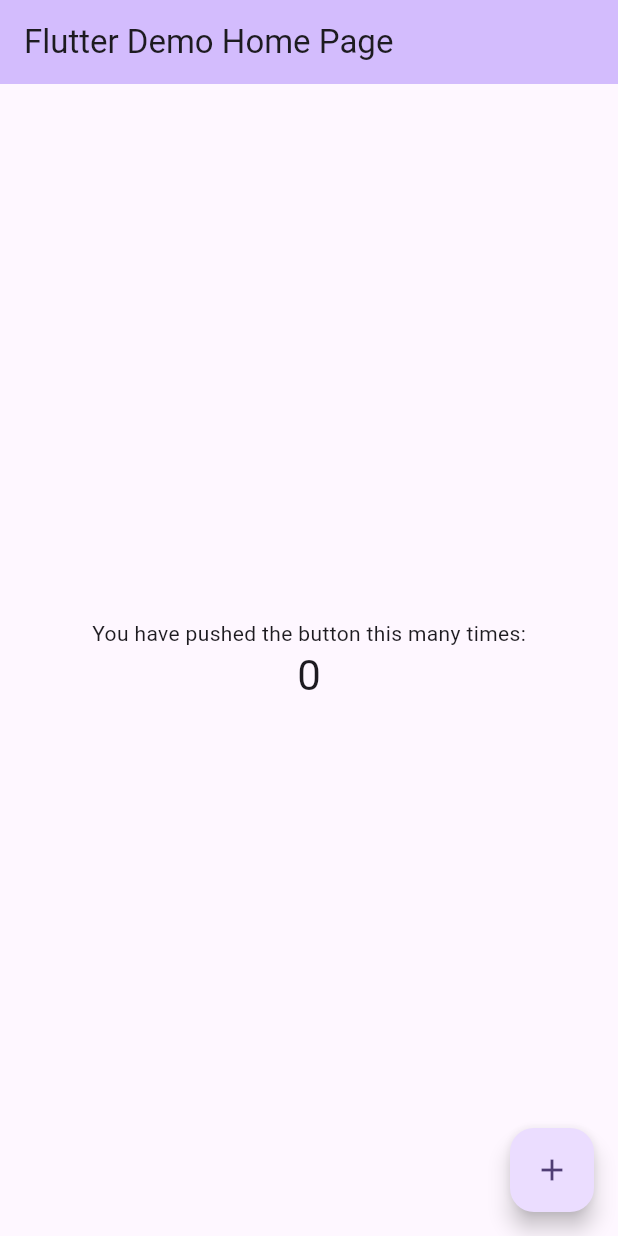
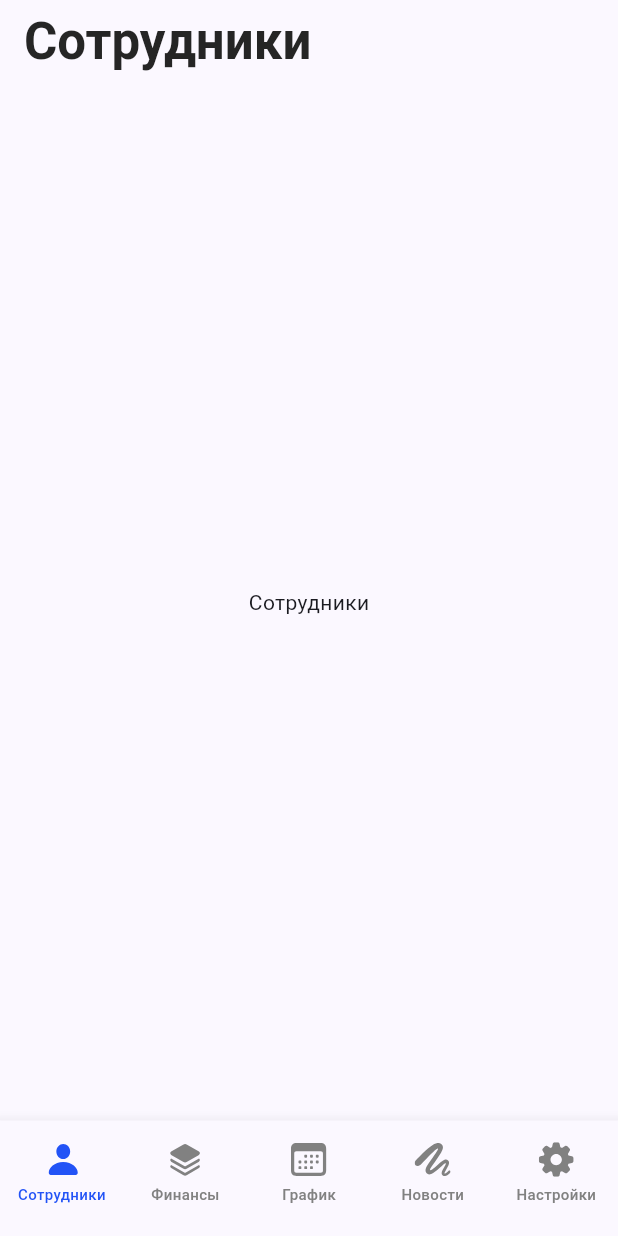
Before and after one commit to Tolkynbayeva/personnel_management_flutter, a Flutter app: the screen it shows after launch, on a phone screen of 412 x 824 dp. Run offline on Flutter 3.47's test engine with Material 3 defaults, Android fonts, the phone set to English and light mode, and no system bars; our stand-ins replace device_preview, flutter_svg.

Commit message:
feat: tab screen

```diff
--- a/lib/main.dart
+++ b/lib/main.dart
@@ -1,76 +1,31 @@
 import 'package:device_preview/device_preview.dart';
 import 'package:flutter/foundation.dart';
 import 'package:flutter/material.dart';
+import 'package:personnel_management_flutter/screens/tabs.dart';
 
 void main() {
   runApp(
     DevicePreview(
       enabled: !kReleaseMode,
-      builder: (ctx) => const MyApp(),
+      builder: (ctx) => const App(),
     ),
   );
 }
 
-class MyApp extends StatelessWidget {
-  const MyApp({super.key});
+class App extends StatelessWidget {
+  const App({super.key});
 
-  // This widget is the root of your application.
   @override
   Widget build(BuildContext context) {
     return MaterialApp(
-      title: 'Flutter Demo',
       theme: ThemeData(
-        colorScheme: ColorScheme.fromSeed(seedColor: Colors.deepPurple),
+        colorScheme: ColorScheme.fromSeed(
+          seedColor: Colors.indigo,
+          brightness: Brightness.light,
+        ),
         useMaterial3: true,
       ),
-      home: const MyHomePage(title: 'Flutter Demo Home Page'),
+      home: TabsScreen(),
     );
   }
 }
-
-class MyHomePage extends StatefulWidget {
-  const MyHomePage({super.key, required this.title});
-  final String title;
-
-  @override
-  State<MyHomePage> createState() => _MyHomePageState();
-}
-
-class _MyHomePageState extends State<MyHomePage> {
-  int _counter = 0;
-
-  void _incrementCounter() {
-    setState(() {
-      _counter++;
-    });
-  }
-
-  @override
-  Widget build(BuildContext context) {
-    return Scaffold(
-      appBar: AppBar(
-        backgroundColor: Theme.of(context).colorScheme.inversePrimary,
-        title: Text(widget.title),
-      ),
-      body: Center(
-        child: Column(
-          mainAxisAlignment: MainAxisAlignment.center,
-          children: <Widget>[
-            const Text(
-              'You have pushed the button this many times:',
-            ),
-            Text(
-              '$_counter',
-              style: Theme.of(context).textTheme.headlineMedium,
-            ),
-          ],
-        ),
-      ),
-      floatingActionButton: FloatingActionButton(
-        onPressed: _incrementCounter,
-        tooltip: 'Increment',
-        child: const Icon(Icons.add),
-      ), // This trailing comma makes auto-formatting nicer for build methods.
-    );
-  }
-}
--- /dev/null
+++ b/lib/screens/tabs.dart
@@ -0,0 +1,194 @@
+import 'package:flutter/material.dart';
+import 'package:flutter_svg/svg.dart';
+
+class TabsScreen extends StatefulWidget {
+  const TabsScreen({super.key});
+
+  @override
+  State<TabsScreen> createState() => _TabsScreenState();
+}
+
+class _TabsScreenState extends State<TabsScreen> {
+  int _currentIndex = 0;
+
+  final List<Widget> _pages = [
+    Center(child: Text('Сотрудники')),
+    Center(child: Text('Финансы')),
+    Center(child: Text('График')),
+    Center(child: Text('Новости')),
+    Center(child: Text('Настройки')),
+  ];
+
+  final List<String> _titles = [
+    'Сотрудники',
+    'Финансы',
+    'График',
+    'Новости',
+    'Настройки',
+  ];
+
+  void _onItemTapped(int index) {
+    setState(() {
+      _currentIndex = index;
+    });
+  }
+
+  Color _colorForIndex(int index) {
+    return _currentIndex == index
+        ? const Color(0xFF2253F6)
+        : const Color(0xFF818181);
+  }
+
+  @override
+  Widget build(BuildContext context) {
+    return Scaffold(
+      appBar: AppBar(
+        centerTitle: false,
+        title: Text(
+          _titles[_currentIndex],
+          style: TextStyle(
+            fontSize: 34,
+            height: 1.2,
+            fontWeight: FontWeight.w700,
+            color: Color(0xFF252525),
+          ),
+        ),
+      ),
+      body: _pages[_currentIndex],
+      bottomNavigationBar: BottomNavigationBar(
+        type: BottomNavigationBarType.fixed,
+        showSelectedLabels: false,
+        showUnselectedLabels: false,
+        currentIndex: _currentIndex,
+        onTap: _onItemTapped,
+        items: [
+          BottomNavigationBarItem(
+            label: '',
+            icon: Column(
+              children: [
+                SvgPicture.asset(
+                  'assets/svg/employees.svg',
+                  colorFilter: ColorFilter.mode(
+                    _colorForIndex(0),
+                    BlendMode.srcIn,
+                  ),
+                  width: 24,
+                  height: 24,
+                ),
+                SizedBox(height: 4),
+                Text(
+                  'Сотрудники',
+                  style: TextStyle(
+                    color: _colorForIndex(0),
+                    fontSize: 10,
+                    fontWeight: FontWeight.w500,
+                  ),
+                ),
+              ],
+            ),
+          ),
+          BottomNavigationBarItem(
+            label: '',
+            icon: Column(
+              children: [
+                SvgPicture.asset(
+                  'assets/svg/finance.svg',
+                  colorFilter: ColorFilter.mode(
+                    _colorForIndex(1),
+                    BlendMode.srcIn,
+                  ),
+                  width: 24,
+                  height: 24,
+                ),
+                SizedBox(height: 4),
+                Text(
+                  'Финансы',
+                  style: TextStyle(
+                    color: _colorForIndex(1),
+                    fontSize: 10,
+                    fontWeight: FontWeight.w500,
+                  ),
+                ),
+              ],
+            ),
+          ),
+          BottomNavigationBarItem(
+            label: '',
+            icon: Column(
+              children: [
+                SvgPicture.asset(
+                  'assets/svg/chart.svg',
+                  colorFilter: ColorFilter.mode(
+                    _colorForIndex(2),
+                    BlendMode.srcIn,
+                  ),
+                  width: 24,
+                  height: 24,
+                ),
+                SizedBox(height: 4),
+                Text(
+                  'График',
+                  style: TextStyle(
+                    color: _colorForIndex(2),
+                    fontSize: 10,
+                    fontWeight: FontWeight.w500,
+                  ),
+                ),
+              ],
+            ),
+          ),
+          BottomNavigationBarItem(
+            label: '',
+            icon: Column(
+              children: [
+                SvgPicture.asset(
+                  'assets/svg/news.svg',
+                  colorFilter: ColorFilter.mode(
+                    _colorForIndex(3),
+                    BlendMode.srcIn,
+                  ),
+                  width: 24,
+                  height: 24,
+                ),
+                SizedBox(height: 4),
+                Text(
+                  'Новости',
+                  style: TextStyle(
+                    color: _colorForIndex(3),
+                    fontSize: 10,
+                    fontWeight: FontWeight.w500,
+                  ),
+                ),
+              ],
+            ),
+          ),
+          BottomNavigationBarItem(
+            label: '',
+            icon: Column(
+              children: [
+                SvgPicture.asset(
+                  'assets/svg/settings.svg',
+                  colorFilter: ColorFilter.mode(
+                    _colorForIndex(4),
+                    BlendMode.srcIn,
+                  ),
+                  width: 24,
+                  height: 24,
+                ),
+                SizedBox(height: 4),
+                Text(
+                  'Настройки',
+                  style: TextStyle(
+                    color: _colorForIndex(4),
+                    fontSize: 10,
+                    fontWeight: FontWeight.w500,
+                  ),
+                ),
+              ],
+            ),
+          ),
+        ],
+      ),
+    );
+  }
+}
```
Also changed, not shown: pubspec.yaml (+4 -5 lines), assets/svg/chart.svg (added), assets/svg/employees.svg (added), assets/svg/finance.svg (added), assets/svg/news.svg (added), assets/svg/settings.svg (added), pubspec.lock, 1 other file.
